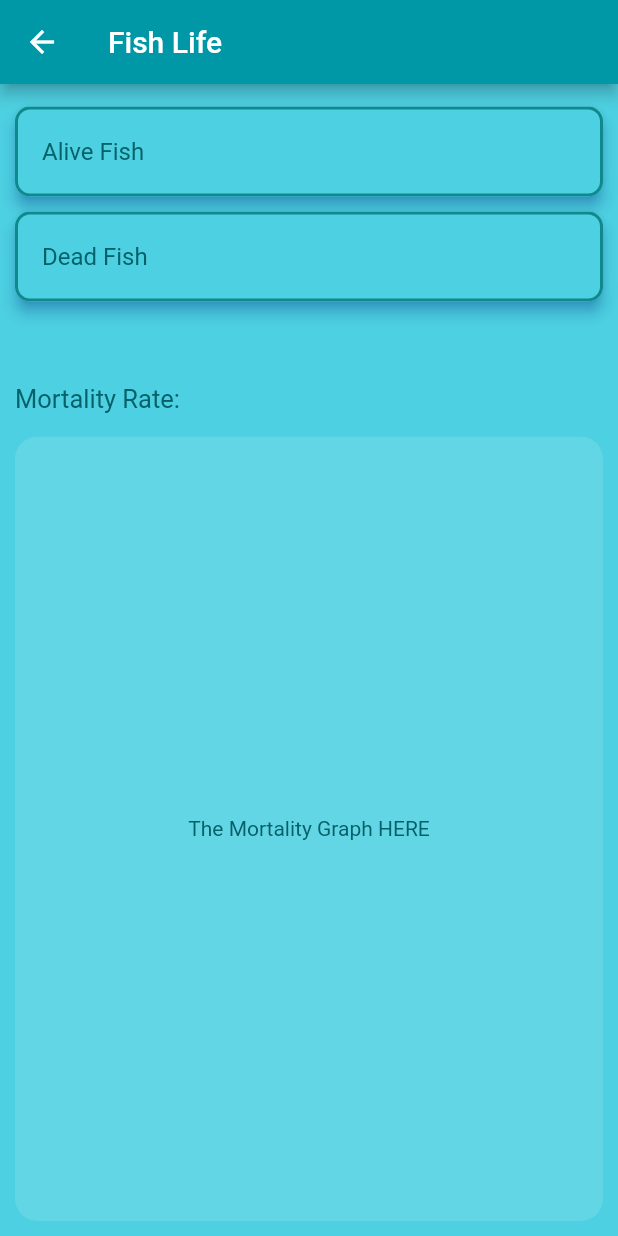
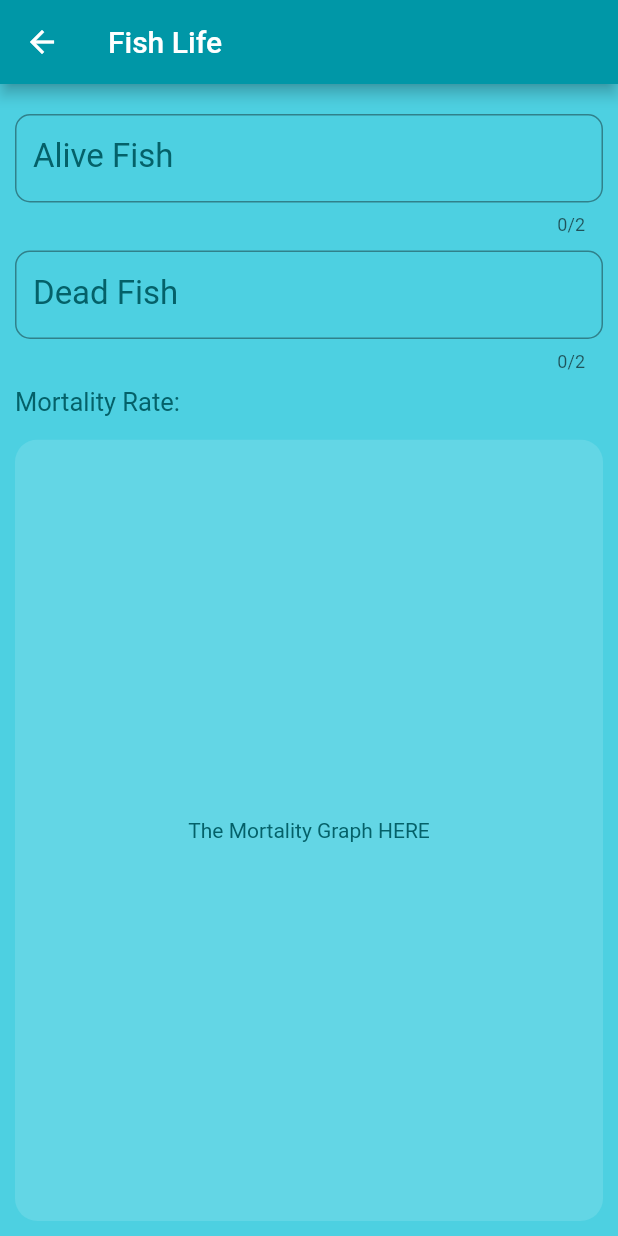
Before and after one commit to eqrakhattak/smart-biofloc-monitoring, a Flutter app: the FishPage screen opened by its route, on a phone screen of 412 x 824 dp. Run offline on Flutter 3.47's test engine with Material 2 defaults, Android fonts, the phone set to English and light mode, and no system bars; our stand-ins replace font_awesome_flutter.

Commit message:
Upgrade Fish Page

```diff
--- a/sci_fish/lib/pages/fish_page.dart
+++ b/sci_fish/lib/pages/fish_page.dart
@@ -1,10 +1,20 @@
 import 'package:flutter/material.dart';
 import 'package:sci_fish/constants.dart';
 
-class FishPage extends StatelessWidget {
+class FishPage extends StatefulWidget {
   const FishPage({Key? key}) : super(key: key);
 
   static const String id = 'fish_page';
+
+  @override
+  State<FishPage> createState() => _FishPageState();
+}
+
+class _FishPageState extends State<FishPage> {
+
+  // TextEditingController nameController = TextEditingController();
+  late String noOfAliveFish;
+  late String noOfDeadFish;
 
   @override
   Widget build(BuildContext context) {
@@ -12,58 +22,70 @@ class FishPage extends StatelessWidget {
       appBar: AppBar(
         title: const Text('Fish Life'),
       ),
-      body: SafeArea(
+      body: GestureDetector(
+        //loose focus when clicked outside the text fields and hide keyboard
+        onTapDown: (_) => FocusManager.instance.primaryFocus?.unfocus(),
+        behavior: HitTestBehavior.translucent,
+
+        child: SafeArea(
           child: Padding(
             padding: const EdgeInsets.all(10.0),
             child: Column(
               crossAxisAlignment: CrossAxisAlignment.start,
               children: [
                 const SizedBox(
-                height: 5.0,
+                  height: 10.0,
                 ),
-              Material(
-                color: Colors.cyan[300],
-                elevation: 4,
+                TextField(
+                  // controller: nameController,
+                  keyboardType: TextInputType.number,
+                  maxLength: 2,
+                  style: const TextStyle(
+                    color: textColor,
+                  ),
+                  decoration: InputDecoration(
+                    border: OutlineInputBorder(
+                      borderSide: const BorderSide(color: Color(0xFF10898d),),
                       borderRadius: BorderRadius.circular(10),
-                shadowColor: Colors.blue,
-                child: ListTile(
-                  title: const Text(
-                    'Alive Fish',
-                    style: TextStyle(
+                    ),
+                    labelText: 'Alive Fish',
+                    labelStyle: const TextStyle(
+                      fontSize: 22.0,
                       color: textColor,
                     ),
                   ),
-                  //TODO: add textfield to enter the number of fishes dead or alive
-                  shape: RoundedRectangleBorder(
-                    side: const BorderSide(color: Color(0xFF10898d), width: 2),
-                    borderRadius: BorderRadius.circular(10),
-                  ),
-                  //TODO: Add OnTap functionality
-                ),
+                  onChanged: (value) {
+                    noOfAliveFish = value;
+                    print(noOfAliveFish);
+                  },
                 ),
                 const SizedBox(
                   height: 10.0,
                 ),
-              Material(
-                color: Colors.cyan[300],
-                elevation: 4,
+                TextField(
+                  // controller: nameController,
+                  keyboardType: TextInputType.number,
+                  maxLength: 2,
+                  style: const TextStyle(
+                    color: textColor,
+                  ),
+                  decoration: InputDecoration(
+                    border: OutlineInputBorder(
                       borderRadius: BorderRadius.circular(10),
-                shadowColor: Colors.blue,
-                child: ListTile(
-                  title: const Text(
-                    'Dead Fish',
-                    style: TextStyle(
+                    ),
+                    labelText: 'Dead Fish',
+                    labelStyle: const TextStyle(
+                      fontSize: 22.0,
                       color: textColor,
                     ),
                   ),
-                  shape: RoundedRectangleBorder(
-                    side: const BorderSide(color: Color(0xFF10898d), width: 2),
-                    borderRadius: BorderRadius.circular(10),
-                  ),
-                ),
+                  onChanged: (value) {
+                    noOfDeadFish = value;
+                    print(noOfDeadFish);
+                  },
                 ),
                 const SizedBox(
-                height: 55.0,
+                  height: 10.0,
                 ),
                 const Text(
                   'Mortality Rate:',
@@ -97,6 +119,19 @@ class FishPage extends StatelessWidget {
             ),
           ),
         ),
+      ),
     );
   }
 }
+
+//
+// class FishPage extends StatelessWidget {
+//   const FishPage({Key? key}) : super(key: key);
+//
+//
+//
+//   @override
+//   Widget build(BuildContext context) {
+//     return
+//   }
+// }
```
Lines whose indentation alone changed are shown as unchanged.
